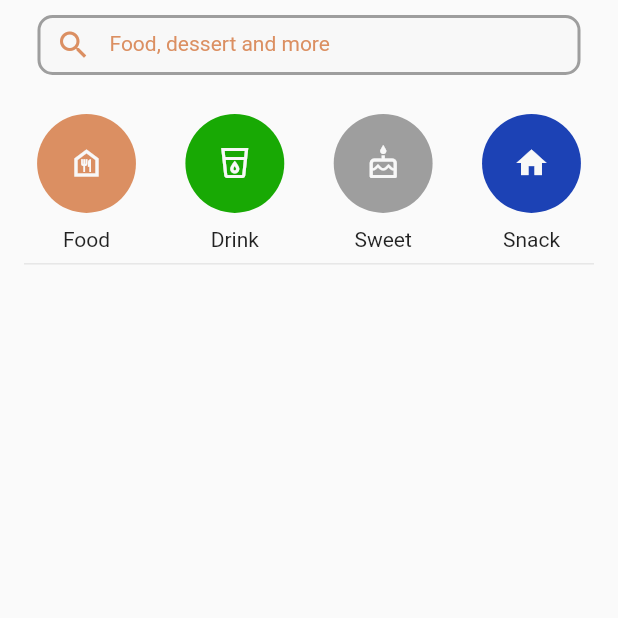
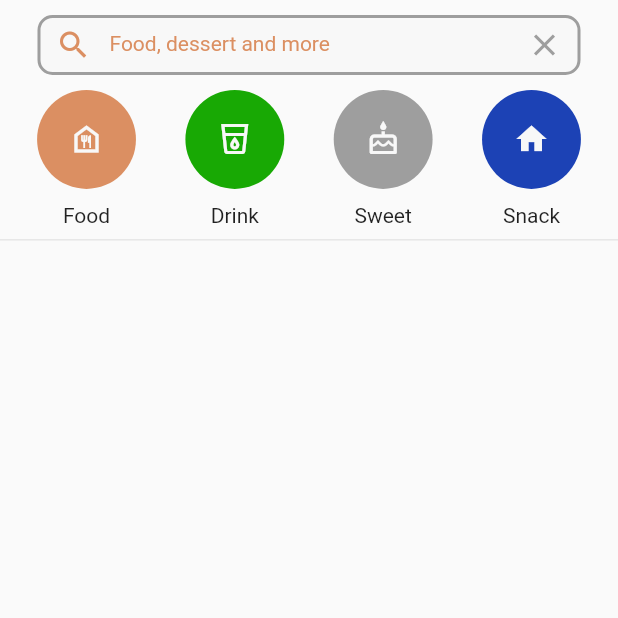
Before and after one commit to Deatsilence/ZeroHunger, a Flutter app: the DashboardView screen opened by its route, on a phone screen of 412 x 824 dp, the top half of it. Run offline on Flutter 3.47's test engine with Material 2 defaults, Android fonts, the phone set to English and light mode, and no system bars; our stand-ins replace cloud_firestore, firebase_auth, firebase_core, firebase_storage, flutter_mobx, image_picker and 4 more; accounts and stored records are empty; generated files the repository leaves out were written again.

Commit message:
scrollbar added to advert and dashboard screens then clear text added to search textfield

```diff
--- a/lib/features/constant/texts/text_manager.dart
+++ b/lib/features/constant/texts/text_manager.dart
@@ -15,6 +15,7 @@ class ProjectTextUtility {
   static const String textConfirmPasswordValidate = "passwords aren't equal";
   static const String textTitleValidate = "Invalid title";
   static const String textDescriptionValidate = "Length of description should be less than or equal 100";
+  static const String textCategoryValidate = "Cannot be left blank";
   static const String textFirebaseSuccess = "success";
   static const String textFirebaseUserNotFound = "user-not-found";
   static const String textFirebaseWrongPassword = "wrong-password";
--- a/lib/features/init/theme/utility/border_radius_manager.dart
+++ b/lib/features/init/theme/utility/border_radius_manager.dart
@@ -5,3 +5,7 @@ class ProjectBorderRadiusUtility {
   final BorderRadius buttonBorderRadius = BorderRadius.circular(20);
   final BorderRadius categoryBorderRadius = BorderRadius.circular(60);
 }
+
+class ProjectRadiusUtility {
+  final Radius scrollBarRadius = const Radius.circular(20);
+}
--- a/lib/features/init/theme/utility/padding_manager.dart
+++ b/lib/features/init/theme/utility/padding_manager.dart
@@ -5,6 +5,8 @@ class ProjectPaddingUtility {
   final EdgeInsets normalVerticalPadding = const EdgeInsets.symmetric(vertical: 10);
   final EdgeInsets normalHorizontalAndVerticalPadding = const EdgeInsets.symmetric(horizontal: 16, vertical: 16);
   final EdgeInsets appBarHorizontalAndVerticalPadding = const EdgeInsets.symmetric(horizontal: 25, vertical: 25 / 2.5);
+  final EdgeInsets scrollBarOnlyRigthPadding = const EdgeInsets.only(right: 5);
+  final EdgeInsets scrollBarOnlyLeftPadding = const EdgeInsets.only(right: 5);
 }
 
 class ProjectOnBoardPaddingUtility {
--- a/lib/features/screens/dashboard.dart
+++ b/lib/features/screens/dashboard.dart
@@ -1,5 +1,6 @@
 import 'package:flutter/material.dart';
 import 'package:zero_hunger/features/constant/texts/text_manager.dart';
+import 'package:zero_hunger/features/init/theme/utility/border_radius_manager.dart';
 import 'package:zero_hunger/features/init/theme/utility/color_manager.dart';
 import 'package:zero_hunger/features/init/theme/utility/lottie_manager.dart';
 import 'package:zero_hunger/features/init/theme/utility/padding_manager.dart';
@@ -18,6 +19,7 @@ class DashboardView extends StatefulWidget {
 
 class _DashboardViewState extends State<DashboardView> {
   final TextEditingController _searchController = TextEditingController();
+  final ScrollController _scrollController = ScrollController();
 
   final int _crossAxisCount = 2;
   final double _childAspectRatio = 0.7;
@@ -45,11 +47,11 @@ class _DashboardViewState extends State<DashboardView> {
           controller: _searchController,
           isPasswordType: false,
           textinputType: TextInputType.text,
+          suffixIcon: Icons.clear_outlined,
+          textInputAction: TextInputAction.search,
         ),
       ),
-      body: Padding(
-        padding: ProjectPaddingUtility().normalHorizontalAndVerticalPadding,
-        child: SizedBox(
+      body: SizedBox(
         width: widthOfDevice,
         height: heightOfDevice,
         child: Column(
@@ -63,8 +65,19 @@ class _DashboardViewState extends State<DashboardView> {
                 builder: (BuildContext context, AsyncSnapshot snapshot) {
                   return !snapshot.hasData
                       ? ProjectLottieUtility().lottieLoading
-                        : GridView.builder(
+                      : Padding(
+                          padding: ProjectPaddingUtility().scrollBarOnlyRigthPadding,
+                          child: RawScrollbar(
+                            thickness: 3,
+                            controller: _scrollController,
+                            thumbVisibility: true,
+                            thumbColor: ProjectColorsUtility.eveningStar,
+                            radius: ProjectRadiusUtility().scrollBarRadius,
+                            child: Padding(
+                              padding: ProjectPaddingUtility().normalHorizontalAndVerticalPadding,
+                              child: GridView.builder(
                                 shrinkWrap: true,
+                                controller: _scrollController,
                                 itemCount: snapshot.data.docs.length,
                                 gridDelegate: SliverGridDelegateWithFixedCrossAxisCount(
                                   crossAxisCount: _crossAxisCount,
@@ -80,12 +93,14 @@ class _DashboardViewState extends State<DashboardView> {
                                         )
                                       : const SizedBox.shrink();
                                 },
+                              ),
+                            ),
+                          ),
                         );
                 },
               ),
             ),
           ],
-          ),
         ),
       ),
     );
--- a/lib/features/screens/profile.dart
+++ b/lib/features/screens/profile.dart
@@ -2,6 +2,7 @@ import 'package:flutter/material.dart';
 import 'package:flutter_mobx/flutter_mobx.dart';
 import 'package:transparent_image/transparent_image.dart';
 import 'package:zero_hunger/features/constant/texts/text_manager.dart';
+import 'package:zero_hunger/features/init/cache/shared_preferences_manager.dart';
 import 'package:zero_hunger/features/init/navigator/navigator_manager.dart';
 import 'package:zero_hunger/features/init/navigator/navigator_routes.dart';
 import 'package:zero_hunger/features/init/theme/utility/border_radius_manager.dart';
@@ -26,7 +27,9 @@ class _ProfileViewState extends State<ProfileView> with FirebaseAuthManagerMixin
 
   @override
   void initState() {
-    Future.microtask(() => uvm.getUsername());
+    SharedManager().getUserData().then((value) {
+      uvm.getUsernameFromStorage(value[0].name!);
+    });
     super.initState();
   }
 
--- a/lib/features/screens/splash.dart
+++ b/lib/features/screens/splash.dart
@@ -4,6 +4,7 @@ import 'package:zero_hunger/features/init/navigator/navigator_routes.dart';
 import 'package:zero_hunger/features/init/theme/utility/color_manager.dart';
 import 'package:zero_hunger/features/init/theme/utility/lottie_manager.dart';
 import 'package:zero_hunger/features/init/theme/utility/padding_manager.dart';
+import 'package:zero_hunger/features/viewModel/profile_view_model.dart';
 import 'package:zero_hunger/view/auth/login/service/auth_service.dart';
 
 class SplashView extends StatefulWidget {
@@ -14,6 +15,8 @@ class SplashView extends StatefulWidget {
 }
 
 class _SplashViewState extends State<SplashView> with FirebaseAuthManagerMixin {
+  final UserViewModel uvm = UserViewModel();
+
   @override
   void initState() {
     super.initState();
--- a/lib/features/viewModel/advert_view_model.dart
+++ b/lib/features/viewModel/advert_view_model.dart
@@ -70,6 +70,10 @@ abstract class _AdvertViewModelBase
     isStrechedDropwDown = !isStrechedDropwDown;
   }
 
+  Future<void> deleteItem(String id) async {
+    await deleteItemFromFirestore(id);
+  }
+
   Stream<QuerySnapshot<Map<String, dynamic>>>? streamOfItems() {
     final currentUser = getCurrentUser();
     if (currentUser != null) {
--- a/lib/features/widgets/card/advert_card.dart
+++ b/lib/features/widgets/card/advert_card.dart
@@ -1,5 +1,7 @@
+// ignore_for_file: public_member_api_docs, sort_constructors_first
 import 'package:flutter/material.dart';
 import 'package:transparent_image/transparent_image.dart';
+
 import 'package:zero_hunger/features/init/theme/utility/border_radius_manager.dart';
 import 'package:zero_hunger/features/init/theme/utility/color_manager.dart';
 import 'package:zero_hunger/features/init/theme/utility/font_manager.dart';
@@ -12,11 +14,13 @@ class CustomAdvertCard extends StatelessWidget {
     required this.advertDate,
     required this.pathOfAdvertImage,
     required this.description,
+    this.onpressed,
   }) : super(key: key);
 
   final String advertDate;
   final String pathOfAdvertImage;
   final String description;
+  final VoidCallback? onpressed;
 
   @override
   Widget build(BuildContext context) {
@@ -57,7 +61,7 @@ class CustomAdvertCard extends StatelessWidget {
             ),
           ),
           IconButton(
-            onPressed: () {},
+            onPressed: onpressed,
             icon: const Icon(Icons.menu_outlined),
           ),
         ],
--- a/lib/features/widgets/dropDown/custom_dropdown.dart
+++ b/lib/features/widgets/dropDown/custom_dropdown.dart
@@ -13,9 +13,13 @@ class CustomDropwdown extends StatefulWidget {
   const CustomDropwdown({
     Key? key,
     required this.onChanged,
+    this.validator,
+    this.onSaved,
   }) : super(key: key);
 
   final Function onChanged;
+  final String? Function(String?)? validator;
+  final void Function(String?)? onSaved;
 
   @override
   State<CustomDropwdown> createState() => _CustomDropwdownState();
@@ -37,6 +41,8 @@ class _CustomDropwdownState extends State<CustomDropwdown> {
             ),
           ),
           child: DropdownButtonFormField<String>(
+            onSaved: widget.onSaved,
+            validator: widget.validator,
             hint: Padding(
               padding: const EdgeInsets.only(left: 10.0),
               child: Text(
--- a/lib/features/widgets/textFormField/custom_text_form_field.dart
+++ b/lib/features/widgets/textFormField/custom_text_form_field.dart
@@ -14,8 +14,8 @@ class CustomTextFormField extends StatefulWidget {
     required this.text,
     required this.icon,
     required this.controller,
+    required this.isPasswordType,
     required this.textinputType,
-    required this.isPasswordType,
     this.borderColor = ProjectColorsUtility.projectBackgroundWhite,
     this.focusedBorderColor = ProjectColorsUtility.eveningStar,
     this.suffixIcon,
@@ -77,6 +77,11 @@ class _CustomTextFormFieldState extends State<CustomTextFormField> {
     return Observer(
       builder: (_) {
         return TextFormField(
+          onChanged: (value) {
+            if (widget.isPasswordType == false) {
+              lsvm.changeColorOfSuffix(value);
+            }
+          },
           minLines: widget.minLine,
           maxLines: widget.maxLine,
           onSaved: widget.onSaved,
@@ -120,9 +125,15 @@ class _CustomTextFormFieldState extends State<CustomTextFormField> {
             ),
             suffixIcon: widget.isActiveSuffixIcon
                 ? _onVisibilityIcon()
-                : Icon(
-                    widget.suffixIcon,
-                    color: ProjectColorsUtility.eveningStar,
+                : IconButton(
+                    onPressed: () {
+                      if (widget.controller.text.isNotEmpty) {
+                        widget.controller.clear();
+                        lsvm.changeColorOfSuffix(widget.controller.text);
+                      }
+                    },
+                    icon: Icon(widget.suffixIcon),
+                    color: lsvm.suffixColor,
                   ),
           ),
         );
--- a/pubspec.yaml
+++ b/pubspec.yaml
@@ -84,6 +84,7 @@ flutter:
   assets:
     - assets/onboard/png/
     - assets/login/png/
+    - assets/profile/png/
     - assets/lottie/
 
   # An image asset can refer to one or more resolution-specific "variants", see
```
Also changed, not shown: lib/features/screens/add_advert.dart (+15 -3 lines), lib/features/screens/advert.dart (+24 -6 lines), lib/features/services/firestore_service.dart (+11 -7 lines), lib/features/viewModel/profile_view_model.dart (+6 -1 lines), lib/view/auth/login/view/login_and_signup_scaffold.dart (+3 -12 lines), lib/view/auth/login/view/login_view.dart (+0 -12 lines), lib/view/auth/login/viewModel/login_and_signup_viewmodel.dart (+14 -0 lines), assets/profile/png/Blank-Avatar.png (added), lib/features/viewModel/profile_view_model.g.dart, lib/view/auth/login/viewModel/login_and_signup_viewmodel.g.dart. Lines whose indentation alone changed are shown as unchanged.
